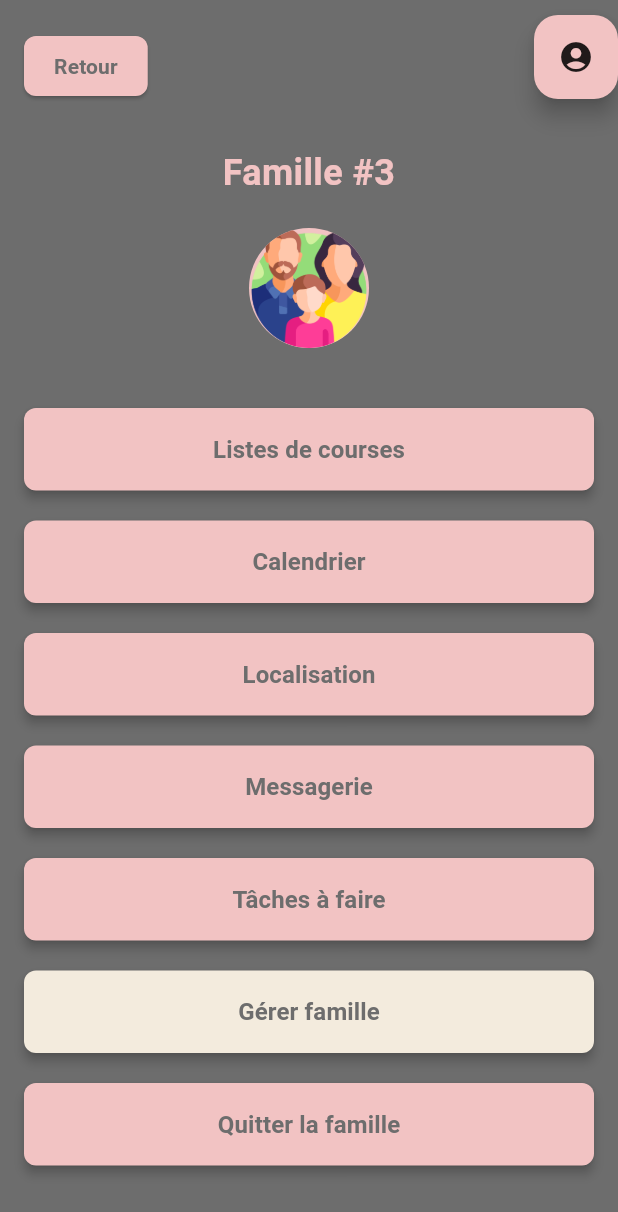
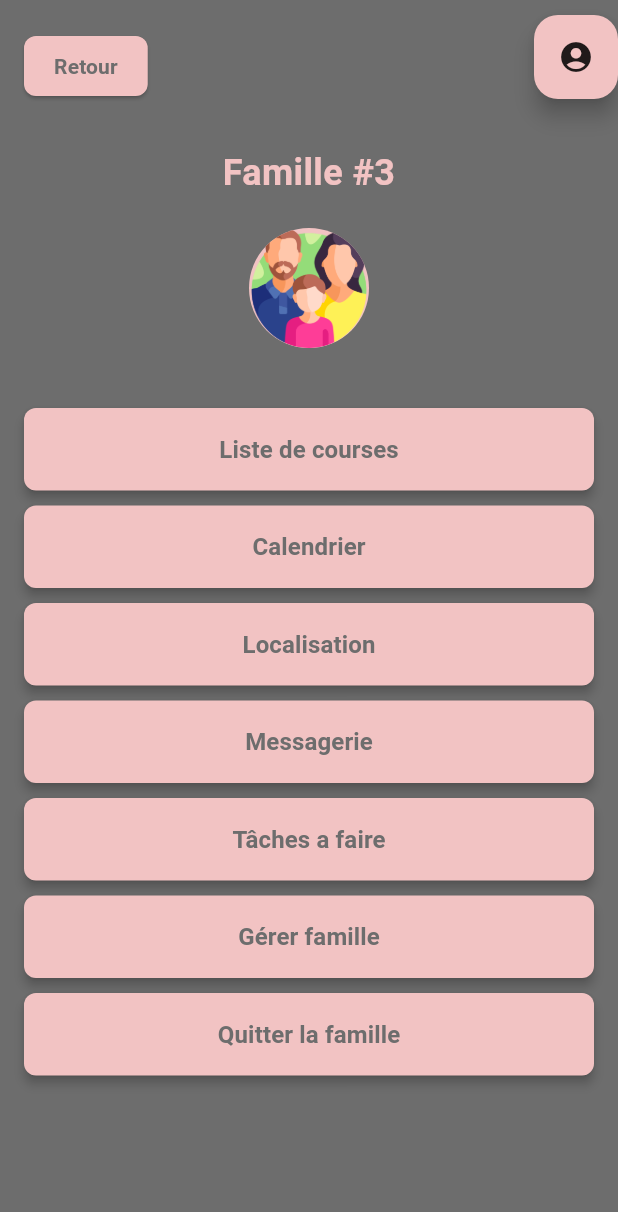
Before and after one commit to GalDen01/SAE-Planificateur-familial, a Flutter app: the FamilyDetailsScreen screen opened directly, on a phone screen of 412 x 824 dp. Shown: the top 1212 px of the screen. Run offline on Flutter 3.47's test engine with Material 3 defaults, Android fonts, the phone set to English and light mode, and no system bars; generated files the repository leaves out were written again.

Commit message:
Refacto boutons family_details et ajout todo liste fonctionelle

```diff
--- a/flutter_application_1/lib/src/screens/family_details_screen.dart
+++ b/flutter_application_1/lib/src/screens/family_details_screen.dart
@@ -1,3 +1,5 @@
+import 'package:Planificateur_Familial/src/screens/todo_list_screen.dart';
+import 'package:Planificateur_Familial/src/widgets/family_button.dart';
 import 'package:flutter/material.dart';
 
 class FamilyDetailsScreen extends StatelessWidget {
@@ -11,6 +13,7 @@ class FamilyDetailsScreen extends StatelessWidget {
     final Color backgroundColor = const Color(0xFF6D6D6D);
     final Color cardColor = const Color(0xFFF2C3C3);
     final Color textGrayColor = const Color(0xFF6D6D6D);
+    final Color brightCardColor = const Color(0xFFF0E5D6);
 
     return Scaffold(
       backgroundColor: backgroundColor,
@@ -79,24 +82,60 @@ class FamilyDetailsScreen extends StatelessWidget {
                   const SizedBox(height: 40),
 
                   // Liste des options
-                  _buildFamilyOptionButton("Listes de courses", cardColor, textGrayColor),
-                  const SizedBox(height: 20),
-                  _buildFamilyOptionButton("Calendrier", cardColor, textGrayColor),
-                  const SizedBox(height: 20),
-                  _buildFamilyOptionButton("Localisation", cardColor, textGrayColor),
-                  const SizedBox(height: 20),
-                  _buildFamilyOptionButton("Messagerie", cardColor, textGrayColor),
-                  const SizedBox(height: 20),
-                  _buildFamilyOptionButton("Tâches à faire", cardColor, textGrayColor),
-                  const SizedBox(height: 20),
+                  FamilyButton(
+                    label: "Liste de courses",
+                    backgroundColor: cardColor,
+                    textColor: textGrayColor,
+                    //targetPage: const ListeCourses(familyName: "Famille #3"),
+                  ),
+                  const SizedBox(height: 10),
 
+                  FamilyButton(
+                    label: "Calendrier",
+                    backgroundColor: cardColor,
+                    textColor: textGrayColor,
+                    //targetPage: const Calendrier(familyName: "Famille #3"),
+                  ),
+                  const SizedBox(height: 10),
+
+                  FamilyButton(
+                    label: "Localisation",
+                    backgroundColor: cardColor,
+                    textColor: textGrayColor,
+                    //targetPage: const Localisation(familyName: "Famille #3"),
+                  ),
+                  const SizedBox(height: 10),
+
+                  FamilyButton(
+                    label: "Messagerie",
+                    backgroundColor: cardColor,
+                    textColor: textGrayColor,
+                    //targetPage: const Messagerie(familyName: "Famille #3"),
+                  ),
+                  const SizedBox(height: 10),
+
+                  FamilyButton(
+                    label: "Tâches a faire",
+                    backgroundColor: cardColor,
+                    textColor: textGrayColor,
+                    targetPage: ToDoList(familyName: familyName),
+                  ),
+                  const SizedBox(height: 10),
                   // Bouton "Gérer famille" un peu différent (par exemple plus clair)
-                  _buildFamilyOptionButton("Gérer famille", const Color(0xFFF3EBDD), textGrayColor),
-                  const SizedBox(height: 20),
-
+                  FamilyButton(
+                    label: "Gérer famille",
+                    backgroundColor: cardColor,
+                    textColor: textGrayColor,
+                    //targetPage: const GererFamille(familyName: "Famille #3"),
+                  ),
+                  const SizedBox(height: 10),
                   // Bouton "Quitter la famille"
-                  _buildFamilyOptionButton("Quitter la famille", cardColor, textGrayColor),
-                  const SizedBox(height: 40),
+                  FamilyButton(
+                    label: "Quitter la famille",
+                    backgroundColor: cardColor,
+                    textColor: textGrayColor,
+                    //targetPage: const QuitterFamille(familyName: "Famille #3"),
+                  ),
                 ],
               ),
             ),
@@ -122,24 +161,5 @@ class FamilyDetailsScreen extends StatelessWidget {
     );
   }
 
-  Widget _buildFamilyOptionButton(String label, Color backgroundColor, Color textColor) {
-    return SizedBox(
-      width: double.infinity,
-      child: ElevatedButton(
-        style: ElevatedButton.styleFrom(
-          backgroundColor: backgroundColor,
-          shape: RoundedRectangleBorder(borderRadius: BorderRadius.circular(8.0)),
-          padding: const EdgeInsets.symmetric(vertical: 16.0),
-          elevation: 3,
-        ),
-        onPressed: () {
-          // Action spécifique à chaque option
-        },
-        child: Text(
-          label,
-          style: TextStyle(color: textColor, fontSize: 16, fontWeight: FontWeight.bold),
-        ),
-      ),
-    );
-  }
+
 }
--- a/flutter_application_1/lib/src/screens/to-do_list.dart
+++ /dev/null
@@ -1,19 +0,0 @@
-import 'package:flutter/material.dart';
-
-class ToDoList extends StatelessWidget {
-  final String familyName; // ex: "Famille #3"
-
-  const ToDoList({super.key, required this.familyName});
-
-  @override
-  Widget build(BuildContext context) {
-    return Scaffold(
-      appBar: AppBar(
-        title: Text('Liste de tâches de la famille $familyName'),
-      ),
-      body: Center(
-        child: Text('Liste de tâches de la famille $familyName'),
-      ),
-    );
-  }
-}
```
